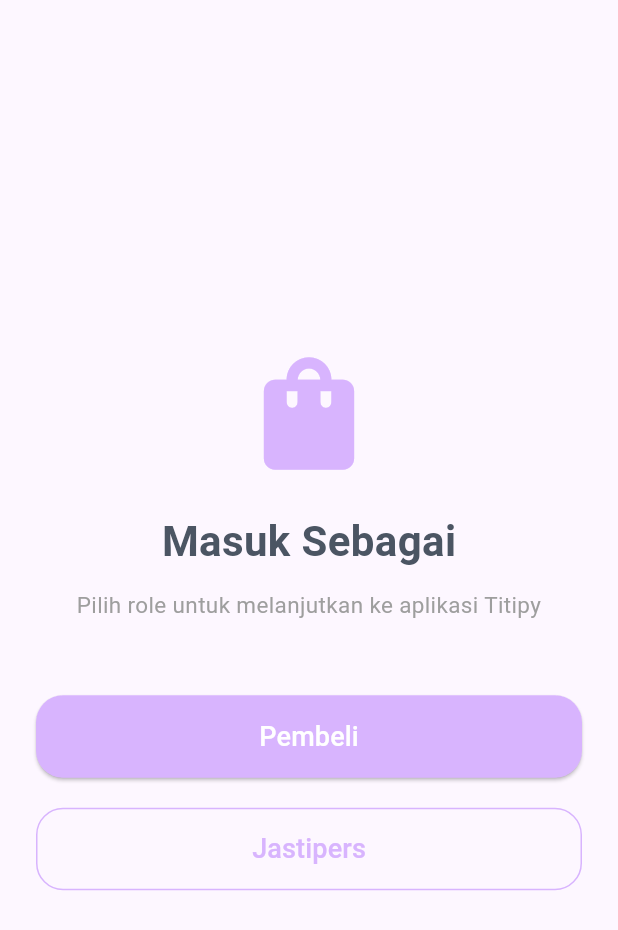
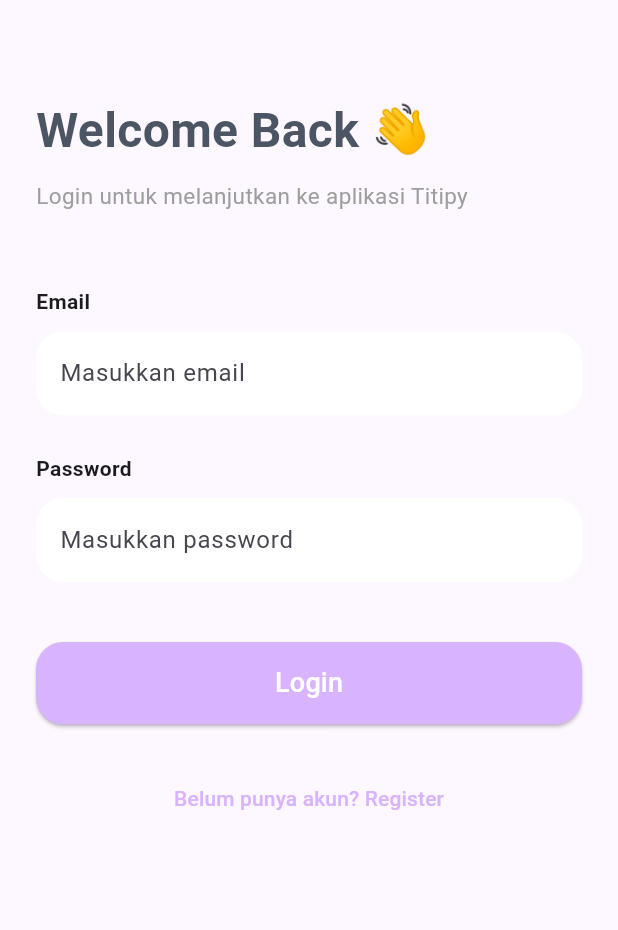
Before and after one commit to aldaaunillah-cloud/titipy, a Flutter app: the screen it shows after launch, after a tap on "Pembeli", on a phone screen of 412 x 824 dp. Shown: the top 930 px of the screen. Run offline on Flutter 3.47's test engine with Material 3 defaults, Android fonts, the phone set to English and light mode, and no system bars.

Commit message:
Create login screen UI

```diff
--- /dev/null
+++ b/lib/pages/login_screen.dart
@@ -0,0 +1,143 @@
+import 'package:flutter/material.dart';
+
+class LoginScreen extends StatelessWidget {
+  const LoginScreen({super.key});
+
+  @override
+  Widget build(BuildContext context) {
+    return Scaffold(
+      backgroundColor: const Color(0xFFFDF7FF),
+
+      body: SafeArea(
+        child: SingleChildScrollView(
+          child: Padding(
+            padding: const EdgeInsets.all(24),
+
+            child: Column(
+              crossAxisAlignment: CrossAxisAlignment.start,
+
+              children: [
+
+                const SizedBox(height: 40),
+
+                const Text(
+                  "Welcome Back 👋",
+                  style: TextStyle(
+                    fontSize: 32,
+                    fontWeight: FontWeight.bold,
+                    color: Color(0xFF4B5563),
+                  ),
+                ),
+
+                const SizedBox(height: 10),
+
+                const Text(
+                  "Login untuk melanjutkan ke aplikasi Titipy",
+                  style: TextStyle(
+                    fontSize: 15,
+                    color: Colors.grey,
+                  ),
+                ),
+
+                const SizedBox(height: 50),
+
+                const Text(
+                  "Email",
+                  style: TextStyle(
+                    fontWeight: FontWeight.w600,
+                  ),
+                ),
+
+                const SizedBox(height: 10),
+
+                TextField(
+                  decoration: InputDecoration(
+                    hintText: "Masukkan email",
+
+                    filled: true,
+                    fillColor: Colors.white,
+
+                    border: OutlineInputBorder(
+                      borderRadius: BorderRadius.circular(18),
+                      borderSide: BorderSide.none,
+                    ),
+                  ),
+                ),
+
+                const SizedBox(height: 25),
+
+                const Text(
+                  "Password",
+                  style: TextStyle(
+                    fontWeight: FontWeight.w600,
+                  ),
+                ),
+
+                const SizedBox(height: 10),
+
+                TextField(
+                  obscureText: true,
+
+                  decoration: InputDecoration(
+                    hintText: "Masukkan password",
+
+                    filled: true,
+                    fillColor: Colors.white,
+
+                    border: OutlineInputBorder(
+                      borderRadius: BorderRadius.circular(18),
+                      borderSide: BorderSide.none,
+                    ),
+                  ),
+                ),
+
+                const SizedBox(height: 40),
+
+                SizedBox(
+                  width: double.infinity,
+                  height: 55,
+
+                  child: ElevatedButton(
+                    onPressed: () {},
+
+                    style: ElevatedButton.styleFrom(
+                      backgroundColor: const Color(0xFFD8B4FE),
+
+                      shape: RoundedRectangleBorder(
+                        borderRadius: BorderRadius.circular(18),
+                      ),
+                    ),
+
+                    child: const Text(
+                      "Login",
+                      style: TextStyle(
+                        fontSize: 18,
+                        color: Colors.white,
+                      ),
+                    ),
+                  ),
+                ),
+
+                const SizedBox(height: 25),
+
+                Center(
+                  child: TextButton(
+                    onPressed: () {},
+
+                    child: const Text(
+                      "Belum punya akun? Register",
+                      style: TextStyle(
+                        color: Color(0xFFD8B4FE),
+                      ),
+                    ),
+                  ),
+                ),
+
+              ],
+            ),
+          ),
+        ),
+      ),
+    );
+  }
+}
--- a/lib/pages/role_screen.dart
+++ b/lib/pages/role_screen.dart
@@ -1,4 +1,5 @@
 import 'package:flutter/material.dart';
+import 'login_screen.dart';
 
 class RoleScreen extends StatelessWidget {
   const RoleScreen({super.key});
@@ -52,10 +53,19 @@
                 height: 55,
 
                 child: ElevatedButton(
-                  onPressed: () {},
+                  onPressed: () {
+                    Navigator.push(
+                      context,
+
+                      MaterialPageRoute(
+                        builder: (context) => const LoginScreen(),
+                      ),
+                    );
+                  },
 
                   style: ElevatedButton.styleFrom(
                     backgroundColor: const Color(0xFFD8B4FE),
+
                     shape: RoundedRectangleBorder(
                       borderRadius: BorderRadius.circular(18),
                     ),
@@ -78,7 +88,15 @@
                 height: 55,
 
                 child: OutlinedButton(
-                  onPressed: () {},
+                  onPressed: () {
+                    Navigator.push(
+                      context,
+
+                      MaterialPageRoute(
+                        builder: (context) => const LoginScreen(),
+                      ),
+                    );
+                  },
 
                   style: OutlinedButton.styleFrom(
                     side: const BorderSide(
```
Also changed, not shown: 1 other file.
